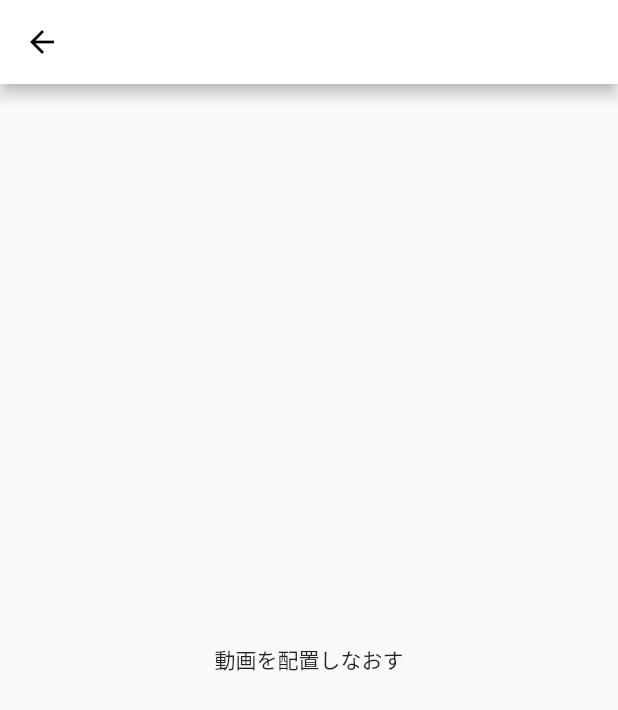
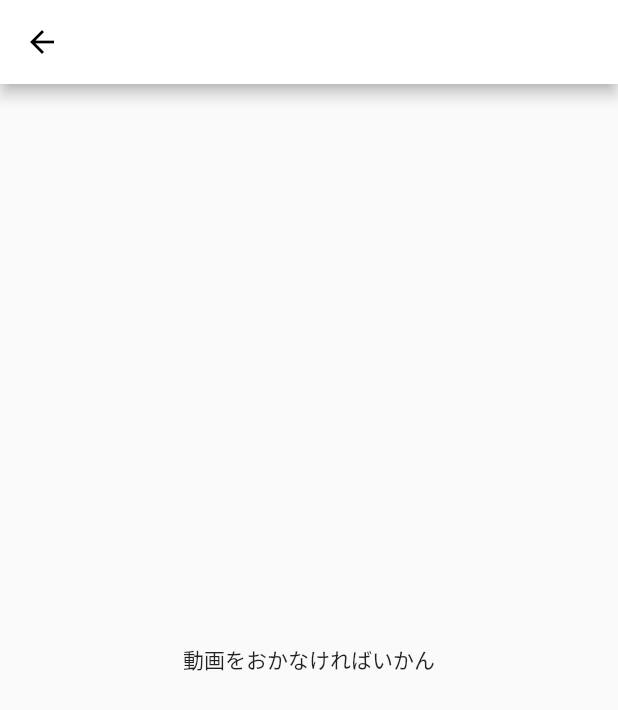
Before and after one commit to shigeg747/Flutter_YouTube, a Flutter app: the VideoDetailPage screen opened directly, on a phone screen of 412 x 824 dp. Shown: the top 710 px of the screen. Run offline on Flutter 3.47's test engine with Material 2 defaults, Android fonts, the phone set to English and light mode, and no system bars.

Commit message:
third commit

```diff
--- a/lib/video_detail_page.dart
+++ b/lib/video_detail_page.dart
@@ -7,7 +7,7 @@ class VideoDetailPage extends StatelessWidget{
       appBar: AppBar(),
       body: Center(
         child: Container(
-            child: Text('動画を配置しなおす',)
+            child: Text('動画をおかなければいかん',)
         ),
       ),
     );
```
